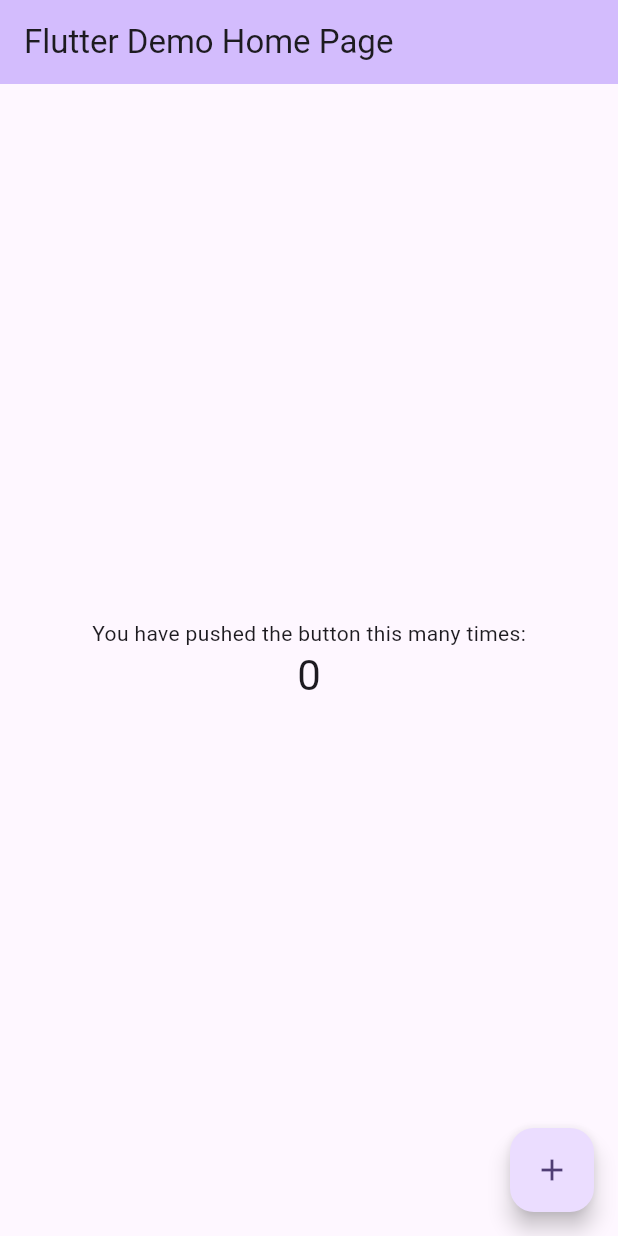
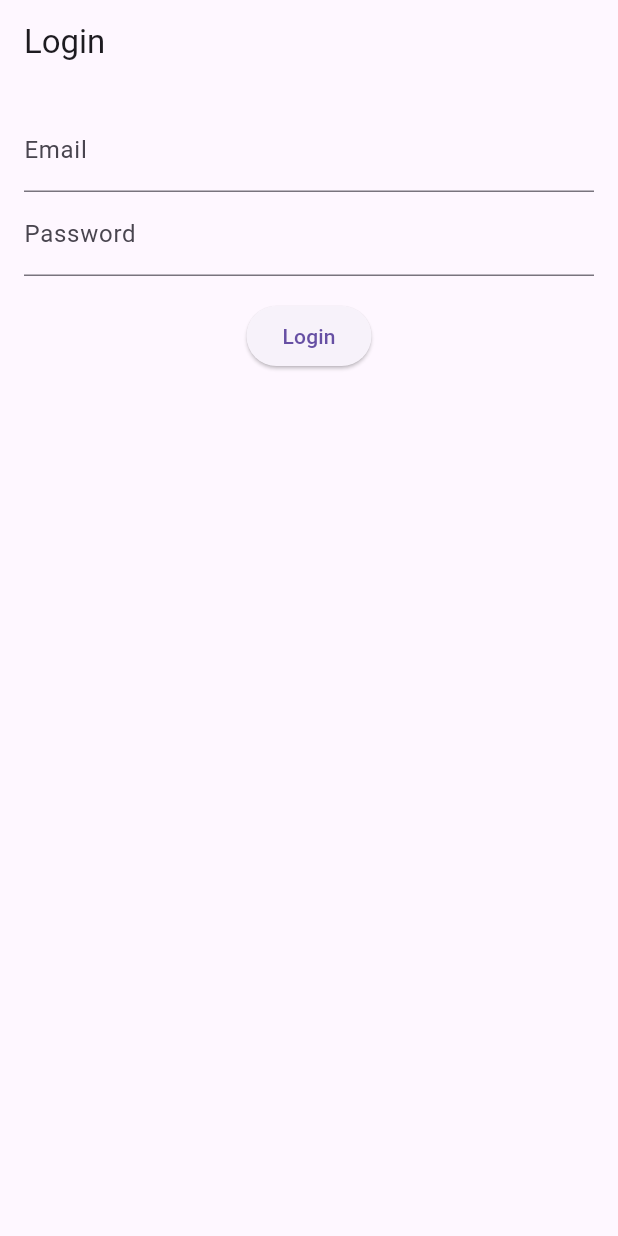
Before and after one commit to freeluncher/dopply_app, a Flutter app: the screen it shows after launch, on a phone screen of 412 x 824 dp. Run offline on Flutter 3.47's test engine with Material 3 defaults, Android fonts, the phone set to English and light mode, and no system bars; our stand-ins replace flutter_riverpod.

Commit message:
membuat fitur login

```diff
--- /dev/null
+++ b/lib/features/auth/data/datasources/auth_remote_datasource_impl.dart
@@ -0,0 +1,23 @@
+import 'dart:convert';
+import 'package:http/http.dart' as http;
+
+abstract class AuthRemoteDataSource {
+  Future<String?> login(String email, String password);
+}
+
+class AuthRemoteDataSourceImpl implements AuthRemoteDataSource {
+  @override
+  Future<String?> login(String email, String password) async {
+    final url = Uri.parse('https://dopply.my.id/api/v1/login');
+    final response = await http.post(
+      url,
+      headers: {'Content-Type': 'application/json'},
+      body: jsonEncode({'email': email, 'password': password}),
+    );
+    if (response.statusCode == 200) {
+      final data = jsonDecode(response.body);
+      return data['role'];
+    }
+    return null;
+  }
+}
--- /dev/null
+++ b/lib/features/auth/data/repositories/auth_repository_impl.dart
@@ -0,0 +1,12 @@
+import '../../domain/repositories/auth_repository.dart';
+import '../datasources/auth_remote_datasource_impl.dart';
+
+class AuthRepositoryImpl implements AuthRepository {
+  final AuthRemoteDataSource remoteDataSource;
+  AuthRepositoryImpl(this.remoteDataSource);
+
+  @override
+  Future<String?> login(String email, String password) async {
+    return await remoteDataSource.login(email, password);
+  }
+}
--- /dev/null
+++ b/lib/features/auth/domain/repositories/auth_repository.dart
@@ -0,0 +1,3 @@
+abstract class AuthRepository {
+  Future<String?> login(String email, String password);
+}
--- /dev/null
+++ b/lib/features/auth/domain/usecases/login_usecase.dart
@@ -0,0 +1,10 @@
+import '../repositories/auth_repository.dart';
+
+class LoginUseCase {
+  final AuthRepository repository;
+  LoginUseCase(this.repository);
+
+  Future<String?> execute(String email, String password) async {
+    return await repository.login(email, password);
+  }
+}
--- /dev/null
+++ b/lib/features/auth/login_page.dart
@@ -0,0 +1,83 @@
+import 'package:flutter/material.dart';
+import 'package:flutter_riverpod/flutter_riverpod.dart';
+import 'presentation/viewmodel/login_view_model.dart';
+
+final loginStatusProvider = StateProvider<String?>((ref) => null);
+
+class LoginPage extends ConsumerStatefulWidget {
+  LoginPage({Key? key}) : super(key: key);
+
+  @override
+  ConsumerState<LoginPage> createState() => _LoginPageState();
+}
+
+class _LoginPageState extends ConsumerState<LoginPage> {
+  final TextEditingController emailController = TextEditingController();
+  final TextEditingController passwordController = TextEditingController();
+
+  @override
+  void initState() {
+    super.initState();
+    // Listen to login status changes for navigation
+    ref.listen<String?>(loginStatusProvider, (previous, next) {
+      if (next == 'admin') {
+        Navigator.pushReplacementNamed(context, '/adminDashboard');
+      } else if (next == 'doctor') {
+        Navigator.pushReplacementNamed(context, '/doctorDashboard');
+      } else if (next == 'patient') {
+        Navigator.pushReplacementNamed(context, '/patientDashboard');
+      }
+    });
+  }
+
+  @override
+  Widget build(BuildContext context) {
+    final vm = ref.watch(loginViewModelProvider);
+
+    return Scaffold(
+      appBar: AppBar(title: Text('Login')),
+      body: Padding(
+        padding: const EdgeInsets.all(16.0),
+        child: Column(
+          children: [
+            TextField(
+              controller: emailController,
+              decoration: InputDecoration(labelText: 'Email'),
+            ),
+            TextField(
+              controller: passwordController,
+              decoration: InputDecoration(labelText: 'Password'),
+              obscureText: true,
+            ),
+            SizedBox(height: 16),
+            if (vm.isLoading) CircularProgressIndicator(),
+            if (vm.error != null) Text(vm.error!, style: TextStyle(color: Colors.red)),
+            ElevatedButton(
+              onPressed: vm.isLoading
+                  ? null
+                  : () async {
+                      final role = await ref
+                          .read(loginViewModelProvider.notifier)
+                          .login(
+                            emailController.text,
+                            passwordController.text,
+                          );
+                      if (role != null) {
+                        ref.read(loginStatusProvider.notifier).state = role;
+                        ScaffoldMessenger.of(context).showSnackBar(
+                          SnackBar(content: Text('Login Success!')),
+                        );
+                      } else {
+                        ScaffoldMessenger.of(context).showSnackBar(
+                          SnackBar(content: Text(vm.error ?? 'Login failed')),
+                        );
+                      }
+                    },
+              child: Text('Login'),
+            ),
+          ],
+        ),
+      ),
+    );
+  }
+}
--- a/lib/main.dart
+++ b/lib/main.dart
@@ -1,122 +1,22 @@
 import 'package:flutter/material.dart';
+import 'package:flutter_riverpod/flutter_riverpod.dart';
+import 'features/auth/login_page.dart';
 
 void main() {
-  runApp(const MyApp());
+  runApp(const ProviderScope(child: MyApp()));
 }
 
 class MyApp extends StatelessWidget {
   const MyApp({super.key});
 
-  // This widget is the root of your application.
   @override
   Widget build(BuildContext context) {
     return MaterialApp(
-      title: 'Flutter Demo',
+      title: 'Dopply App',
       theme: ThemeData(
-        // This is the theme of your application.
-        //
-        // TRY THIS: Try running your application with "flutter run". You'll see
-        // the application has a purple toolbar. Then, without quitting the app,
-        // try changing the seedColor in the colorScheme below to Colors.green
-        // and then invoke "hot reload" (save your changes or press the "hot
-        // reload" button in a Flutter-supported IDE, or press "r" if you used
-        // the command line to start the app).
-        //
-        // Notice that the counter didn't reset back to zero; the application
-        // state is not lost during the reload. To reset the state, use hot
-        // restart instead.
-        //
-        // This works for code too, not just values: Most code changes can be
-        // tested with just a hot reload.
-        colorScheme: ColorScheme.fromSeed(seedColor: Colors.deepPurple),
+        primarySwatch: Colors.blue,
       ),
-      home: const MyHomePage(title: 'Flutter Demo Home Page'),
+      home: LoginPage(),
     );
   }
 }
-
-class MyHomePage extends StatefulWidget {
-  const MyHomePage({super.key, required this.title});
-
-  // This widget is the home page of your application. It is stateful, meaning
-  // that it has a State object (defined below) that contains fields that affect
-  // how it looks.
-
-  // This class is the configuration for the state. It holds the values (in this
-  // case the title) provided by the parent (in this case the App widget) and
-  // used by the build method of the State. Fields in a Widget subclass are
-  // always marked "final".
-
-  final String title;
-
-  @override
-  State<MyHomePage> createState() => _MyHomePageState();
-}
-
-class _MyHomePageState extends State<MyHomePage> {
-  int _counter = 0;
-
-  void _incrementCounter() {
-    setState(() {
-      // This call to setState tells the Flutter framework that something has
-      // changed in this State, which causes it to rerun the build method below
-      // so that the display can reflect the updated values. If we changed
-      // _counter without calling setState(), then the build method would not be
-      // called again, and so nothing would appear to happen.
-      _counter++;
-    });
-  }
-
-  @override
-  Widget build(BuildContext context) {
-    // This method is rerun every time setState is called, for instance as done
-    // by the _incrementCounter method above.
-    //
-    // The Flutter framework has been optimized to make rerunning build methods
-    // fast, so that you can just rebuild anything that needs updating rather
-    // than having to individually change instances of widgets.
-    return Scaffold(
-      appBar: AppBar(
-        // TRY THIS: Try changing the color here to a specific color (to
-        // Colors.amber, perhaps?) and trigger a hot reload to see the AppBar
-        // change color while the other colors stay the same.
-        backgroundColor: Theme.of(context).colorScheme.inversePrimary,
-        // Here we take the value from the MyHomePage object that was created by
-        // the App.build method, and use it to set our appbar title.
-        title: Text(widget.title),
-      ),
-      body: Center(
-        // Center is a layout widget. It takes a single child and positions it
-        // in the middle of the parent.
-        child: Column(
-          // Column is also a layout widget. It takes a list of children and
-          // arranges them vertically. By default, it sizes itself to fit its
-          // children horizontally, and tries to be as tall as its parent.
-          //
-          // Column has various properties to control how it sizes itself and
-          // how it positions its children. Here we use mainAxisAlignment to
-          // center the children vertically; the main axis here is the vertical
-          // axis because Columns are vertical (the cross axis would be
-          // horizontal).
-          //
-          // TRY THIS: Invoke "debug painting" (choose the "Toggle Debug Paint"
-          // action in the IDE, or press "p" in the console), to see the
-          // wireframe for each widget.
-          mainAxisAlignment: MainAxisAlignment.center,
-          children: <Widget>[
-            const Text('You have pushed the button this many times:'),
-            Text(
-              '$_counter',
-              style: Theme.of(context).textTheme.headlineMedium,
-            ),
-          ],
-        ),
-      ),
-      floatingActionButton: FloatingActionButton(
-        onPressed: _incrementCounter,
-        tooltip: 'Increment',
-        child: const Icon(Icons.add),
-      ), // This trailing comma makes auto-formatting nicer for build methods.
-    );
-  }
-}
```
Also changed, not shown: lib/features/auth/presentation/viewmodel/login_view_model.dart (added, +43 -0 lines), pubspec.yaml (+7 -0 lines), lib/app/router.dart (added), lib/app/theme.dart (added), lib/features/admin/manage_users_page.dart (added), lib/features/auth/controller.dart (added), lib/features/doctor/live_monitoring.dart (added), pubspec.lock, 1 other file.
